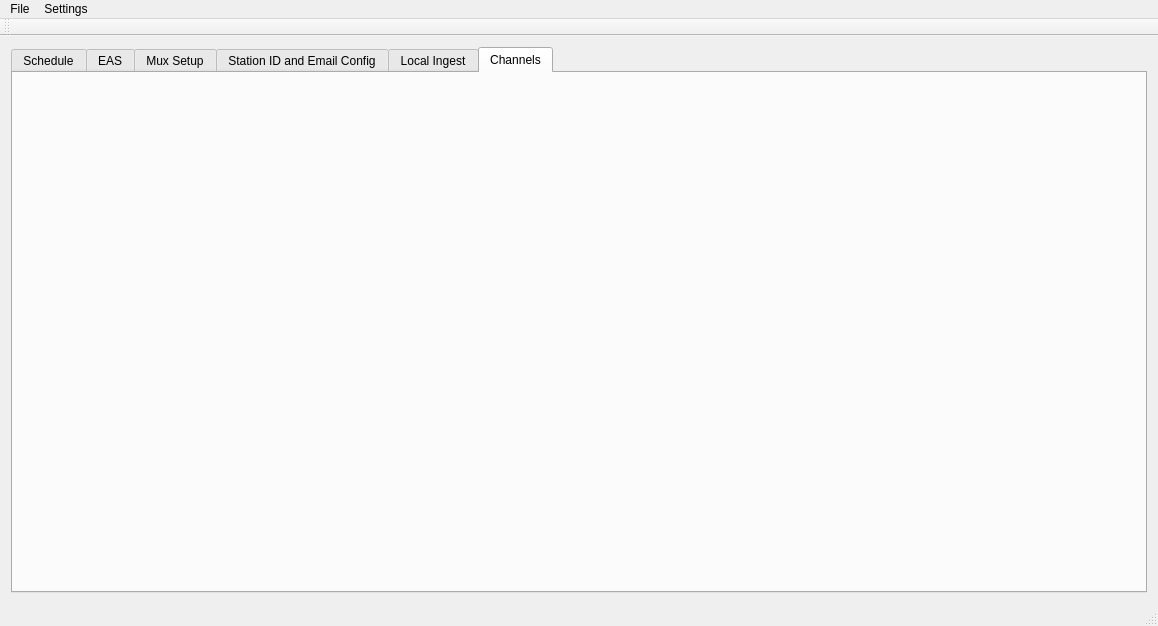
First picture: the form in Source/mainwindow.ui, repository dedicatedbroadcastsolutions/TvARP, before the edit.
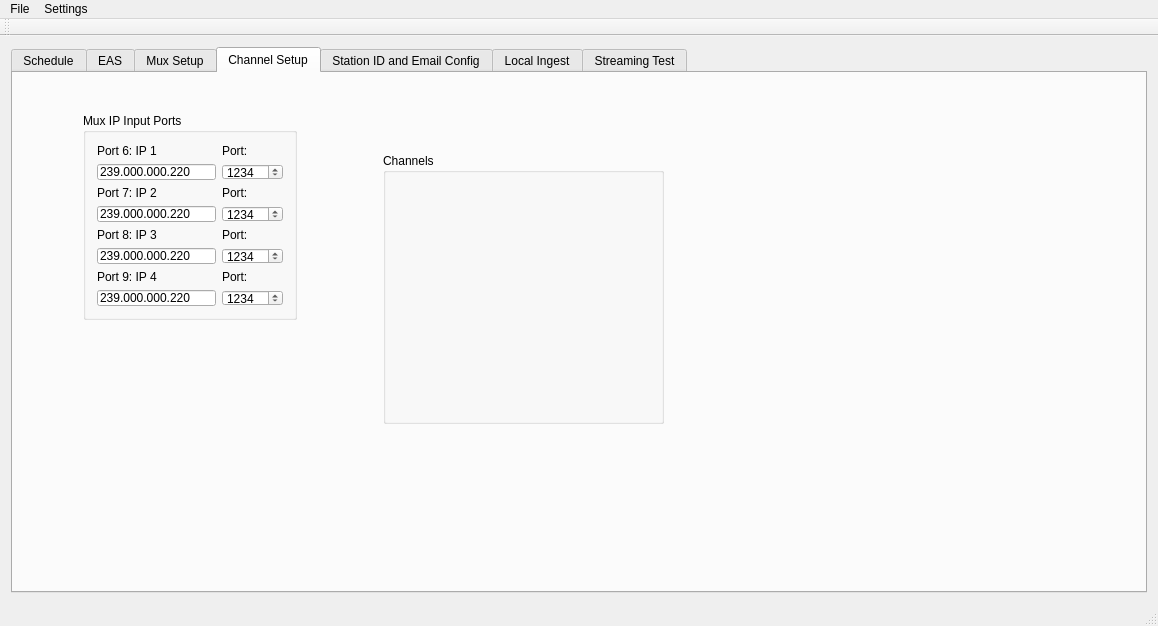
Second picture: the form after the edit. The open tabs and pages were chosen to show the change. Icons and pictures are not drawn.

What changed in the file:
```diff
--- a/Source/mainwindow.ui
+++ b/Source/mainwindow.ui
@@ -959,6 +959,283 @@
         </item>
        </layout>
       </widget>
+      <widget class="QWidget" name="channls">
+       <attribute name="title">
+        <string>Channel Setup</string>
+       </attribute>
+       <widget class="QGroupBox" name="groupBox_12">
+        <property name="geometry">
+         <rect>
+          <x>70</x>
+          <y>40</y>
+          <width>214</width>
+          <height>207</height>
+         </rect>
+        </property>
+        <property name="title">
+         <string>Mux IP Input Ports</string>
+        </property>
+        <layout class="QGridLayout" name="gridLayout_15">
+         <item row="0" column="0">
+          <widget class="QLabel" name="label_46">
+           <property name="text">
+            <string>Port 6: IP 1</string>
+           </property>
+          </widget>
+         </item>
+         <item row="0" column="1">
+          <widget class="QLabel" name="label_45">
+           <property name="text">
+            <string>Port:</string>
+           </property>
+          </widget>
+         </item>
+         <item row="1" column="0">
+          <widget class="QLineEdit" name="eas_stream_address_2">
+           <property name="enabled">
+            <bool>true</bool>
+           </property>
+           <property name="minimumSize">
+            <size>
+             <width>100</width>
+             <height>0</height>
+            </size>
+           </property>
+           <property name="maximumSize">
+            <size>
+             <width>16777215</width>
+             <height>16777215</height>
+            </size>
+           </property>
+           <property name="inputMask">
+            <string>000.000.000.000;_</string>
+           </property>
+           <property name="text">
+            <string>239.000.000.220</string>
+           </property>
+          </widget>
+         </item>
+         <item row="1" column="1">
+          <widget class="QSpinBox" name="eas_stream_port_2">
+           <property name="enabled">
+            <bool>true</bool>
+           </property>
+           <property name="maximumSize">
+            <size>
+             <width>75</width>
+             <height>16777215</height>
+            </size>
+           </property>
+           <property name="minimum">
+            <number>1024</number>
+           </property>
+           <property name="maximum">
+            <number>49151</number>
+           </property>
+           <property name="value">
+            <number>1234</number>
+           </property>
+          </widget>
+         </item>
+         <item row="2" column="0">
+          <widget class="QLabel" name="label_48">
+           <property name="text">
+            <string>Port 7: IP 2</string>
+           </property>
+          </widget>
+         </item>
+         <item row="2" column="1">
+          <widget class="QLabel" name="label_47">
+           <property name="text">
+            <string>Port:</string>
+           </property>
+          </widget>
+         </item>
+         <item row="3" column="0">
+          <widget class="QLineEdit" name="eas_stream_address_3">
+           <property name="enabled">
+            <bool>true</bool>
+           </property>
+           <property name="minimumSize">
+            <size>
+             <width>100</width>
+             <height>0</height>
+            </size>
+           </property>
+           <property name="maximumSize">
+            <size>
+             <width>16777215</width>
+             <height>16777215</height>
+            </size>
+           </property>
+           <property name="inputMask">
+            <string>000.000.000.000;_</string>
+           </property>
+           <property name="text">
+            <string>239.000.000.220</string>
+           </property>
+          </widget>
+         </item>
+         <item row="3" column="1">
+          <widget class="QSpinBox" name="eas_stream_port_3">
+           <property name="enabled">
+            <bool>true</bool>
+           </property>
+           <property name="maximumSize">
+            <size>
+             <width>75</width>
+             <height>16777215</height>
+            </size>
+           </property>
+           <property name="minimum">
+            <number>1024</number>
+           </property>
+           <property name="maximum">
+            <number>49151</number>
+           </property>
+           <property name="value">
+            <number>1234</number>
+           </property>
+          </widget>
+         </item>
+         <item row="4" column="0">
+          <widget class="QLabel" name="label_52">
+           <property name="text">
+            <string>Port 8: IP 3</string>
+           </property>
+          </widget>
+         </item>
+         <item row="4" column="1">
+          <widget class="QLabel" name="label_51">
+           <property name="text">
+            <string>Port:</string>
+           </property>
+          </widget>
+         </item>
+         <item row="5" column="0">
+          <widget class="QLineEdit" name="eas_stream_address_4">
+           <property name="enabled">
+            <bool>true</bool>
+           </property>
+           <property name="minimumSize">
+            <size>
+             <width>100</width>
+             <height>0</height>
+            </size>
+           </property>
+           <property name="maximumSize">
+            <size>
+             <width>16777215</width>
+             <height>16777215</height>
+            </size>
+           </property>
+           <property name="inputMask">
+            <string>000.000.000.000;_</string>
+           </property>
+           <property name="text">
+            <string>239.000.000.220</string>
+           </property>
+          </widget>
+         </item>
+         <item row="5" column="1">
+          <widget class="QSpinBox" name="eas_stream_port_4">
+           <property name="enabled">
+            <bool>true</bool>
+           </property>
+           <property name="maximumSize">
+            <size>
+             <width>75</width>
+             <height>16777215</height>
+            </size>
+           </property>
+           <property name="minimum">
+            <number>1024</number>
+           </property>
+           <property name="maximum">
+            <number>49151</number>
+           </property>
+           <property name="value">
+            <number>1234</number>
+           </property>
+          </widget>
+         </item>
+         <item row="6" column="0">
+          <widget class="QLabel" name="label_50">
+           <property name="text">
+            <string>Port 9: IP 4</string>
+           </property>
+          </widget>
+         </item>
+         <item row="6" column="1">
+          <widget class="QLabel" name="label_49">
+           <property name="text">
+            <string>Port:</string>
+           </property>
+          </widget>
+         </item>
+         <item row="7" column="0">
+          <widget class="QLineEdit" name="eas_stream_address_5">
+           <property name="enabled">
+            <bool>true</bool>
+           </property>
+           <property name="minimumSize">
+            <size>
+             <width>100</width>
+             <height>0</height>
+            </size>
+           </property>
+           <property name="maximumSize">
+            <size>
+             <width>16777215</width>
+             <height>16777215</height>
+            </size>
+           </property>
+           <property name="inputMask">
+            <string>000.000.000.000;_</string>
+           </property>
+           <property name="text">
+            <string>239.000.000.220</string>
+           </property>
+          </widget>
+         </item>
+         <item row="7" column="1">
+          <widget class="QSpinBox" name="eas_stream_port_5">
+           <property name="enabled">
+            <bool>true</bool>
+           </property>
+           <property name="maximumSize">
+            <size>
+             <width>75</width>
+             <height>16777215</height>
+            </size>
+           </property>
+           <property name="minimum">
+            <number>1024</number>
+           </property>
+           <property name="maximum">
+            <number>49151</number>
+           </property>
+           <property name="value">
+            <number>1234</number>
+           </property>
+          </widget>
+         </item>
+        </layout>
+       </widget>
+       <widget class="QGroupBox" name="groupBox_13">
+        <property name="geometry">
+         <rect>
+          <x>370</x>
+          <y>80</y>
+          <width>281</width>
+          <height>271</height>
+         </rect>
+        </property>
+        <property name="title">
+         <string>Channels</string>
+        </property>
+       </widget>
+      </widget>
       <widget class="QWidget" name="tab_5">
        <attribute name="title">
         <string>Station ID and Email Config</string>
@@ -1655,7 +1932,7 @@
       </widget>
       <widget class="QWidget" name="tab_4">
        <attribute name="title">
-        <string>Channels</string>
+        <string>Streaming Test</string>
        </attribute>
       </widget>
      </widget>
```
Left out of the diff: 328 changed lines with no effect on the pictures.
